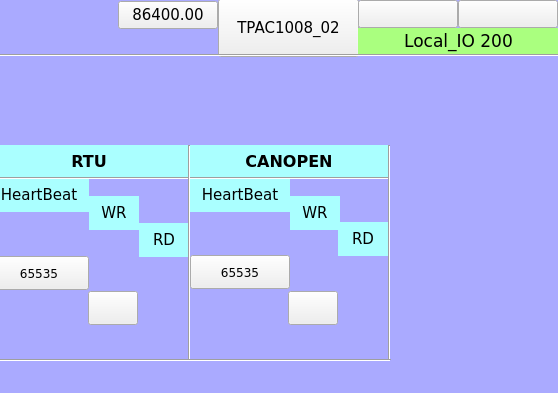
Above: TPAC1008_02/Local_IO_HMI/page200.ui from MECTsrl/mect_apps before the change; both pictures show x 242 to 800 and y 0 to 393 of the 800 by 480 pixel window. Below: the same form after it.
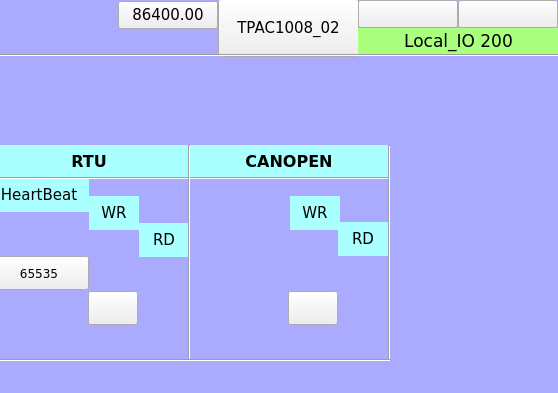
That is the form after the change. Custom widgets are drawn as their Qt base class.

```diff
--- a/TPAC1008_02/Local_IO_HMI/page200.ui
+++ b/TPAC1008_02/Local_IO_HMI/page200.ui
@@ -562,86 +562,6 @@
     <enum>QFrame::Raised</enum>
    </property>
   </widget>
-  <widget class="QLabel" name="label_RTU_AnIn_5">
-   <property name="geometry">
-    <rect>
-     <x>432</x>
-     <y>178</y>
-     <width>100</width>
-     <height>34</height>
-    </rect>
-   </property>
-   <property name="font">
-    <font>
-     <family>DejaVu Sans</family>
-     <pointsize>11</pointsize>
-    </font>
-   </property>
-   <property name="styleSheet">
-    <string notr="true">background-color: rgb(170, 255, 255);</string>
-   </property>
-   <property name="text">
-    <string>HeartBeat</string>
-   </property>
-   <property name="alignment">
-    <set>Qt::AlignCenter</set>
-   </property>
-  </widget>
-  <widget class="ATCMlabel" name="atcmLabel_4">
-   <property name="geometry">
-    <rect>
-     <x>432</x>
-     <y>255</y>
-     <width>100</width>
-     <height>34</height>
-    </rect>
-   </property>
-   <property name="font">
-    <font>
-     <family>DejaVu Sans</family>
-    </font>
-   </property>
-   <property name="text">
-    <string>65535</string>
-   </property>
-   <property name="toolTip">
-    <string>CAN_HEARTBEAT</string>
-   </property>
-   <property name="whatsThis">
-    <string>ATCMlabel widget</string>
-   </property>
-   <property name="variable">
-    <string>CAN_HEARTBEAT</string>
-   </property>
-   <property name="refresh">
-    <number>500</number>
-   </property>
-   <property name="max">
-    <string>0</string>
-   </property>
-   <property name="min">
-    <string>0</string>
-   </property>
-   <property name="viewStatus">
-    <bool>true</bool>
-   </property>
-   <property name="visibilityVar">
-    <string/>
-   </property>
-   <property name="bgColor">
-    <color>
-     <red>255</red>
-     <green>255</green>
-     <blue>127</blue>
-    </color>
-   </property>
-   <property name="borderWidth">
-    <number>1</number>
-   </property>
-   <property name="borderRadius">
-    <number>0</number>
-   </property>
-  </widget>
   <widget class="ATCMbutton" name="atcmButton_6">
    <property name="geometry">
     <rect>
```
Left out of the diff: 306 changed lines with no effect on the pictures.
